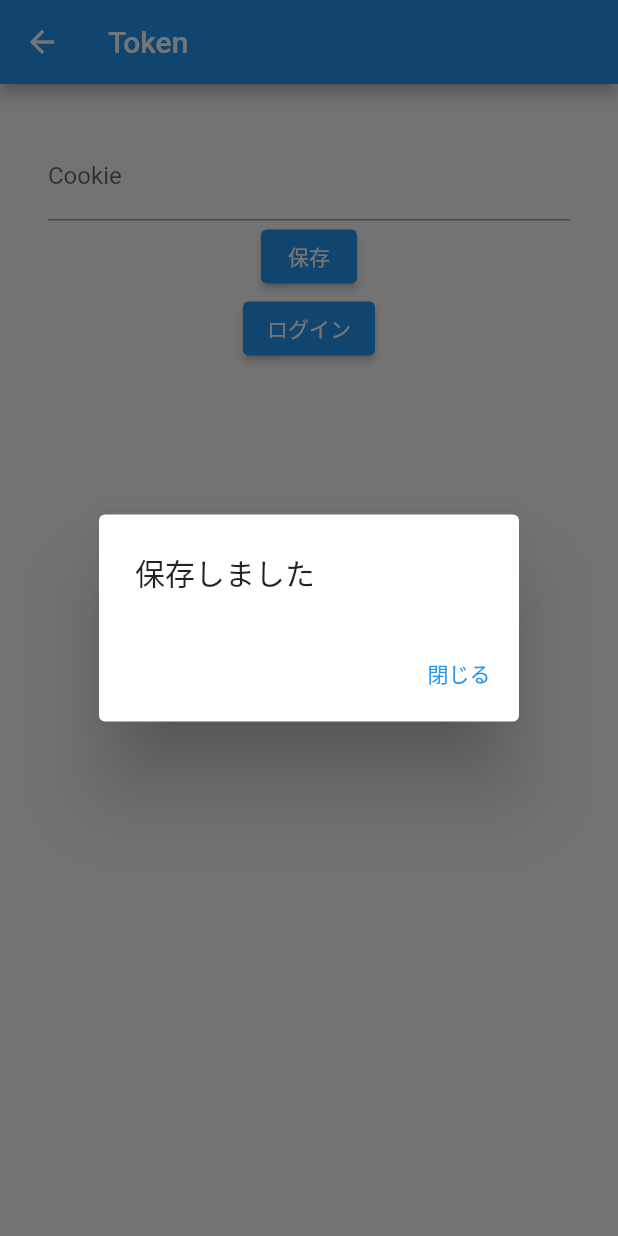
After one commit to fa0311/vrc_manager, a Flutter app: the VRChatMobileTokenSetting screen opened directly, after a tap on "保存", on a phone screen of 412 x 824 dp. The commit adds this screen. Run offline on Flutter 3.47's test engine with Material 2 defaults, Android fonts, the phone set to English and light mode, and no system bars; our stand-ins replace flutter_secure_storage, package_info_plus; accounts and stored records are empty.

Commit message:
add token setting

```diff
--- /dev/null
+++ b/lib/scenes/setting/token.dart
@@ -0,0 +1,96 @@
+import 'package:flutter/material.dart';
+import 'package:vrchat_mobile_client/api/main.dart';
+import 'package:vrchat_mobile_client/assets/storage.dart';
+
+class VRChatMobileTokenSetting extends StatefulWidget {
+  final bool offline;
+
+  const VRChatMobileTokenSetting({Key? key, this.offline = true}) : super(key: key);
+
+  @override
+  State<VRChatMobileTokenSetting> createState() => _TokenSettingPageState();
+}
+
+class _TokenSettingPageState extends State<VRChatMobileTokenSetting> {
+  TextEditingController _tokenController = TextEditingController();
+
+  _TokenSettingPageState() {
+    getLoginSession("LoginSession").then((cookie) {
+      setState(() {
+        _tokenController = TextEditingController(text: cookie);
+      });
+    });
+  }
+  @override
+  Widget build(BuildContext context) {
+    return Scaffold(
+        appBar: AppBar(
+          title: const Text('Token'),
+        ),
+        body: Padding(
+            padding: const EdgeInsets.all(32.0),
+            child: Column(children: [
+              TextField(
+                controller: _tokenController,
+                maxLines: null,
+                decoration: const InputDecoration(labelText: 'Cookie'),
+              ),
+              ElevatedButton(
+                child: const Text('保存'),
+                onPressed: () {
+                  setLoginSession("LoginSession", _tokenController.text).then((response) {
+                    showDialog(
+                        context: context,
+                        builder: (_) {
+                          return AlertDialog(
+                            title: const Text("保存しました"),
+                            actions: <Widget>[
+                              TextButton(
+                                child: const Text("閉じる"),
+                                onPressed: () => Navigator.pop(context),
+                              ),
+                            ],
+                          );
+                        });
+                  });
+                },
+              ),
+              ElevatedButton(
+                child: const Text('ログイン'),
+                onPressed: () {
+                  VRChatAPI(cookie: _tokenController.text).user().then((response) {
+                    if (response.containsKey("id")) {
+                      showDialog(
+                          context: context,
+                          builder: (_) {
+                            return AlertDialog(
+                              title: const Text("成功しました"),
+                              actions: <Widget>[
+                                TextButton(
+                                  child: const Text("閉じる"),
+                                  onPressed: () => Navigator.pop(context),
+                                ),
+                              ],
+                            );
+                          });
+                    } else {
+                      showDialog(
+                          context: context,
+                          builder: (_) {
+                            return AlertDialog(
+                              title: const Text("失敗しました"),
+                              actions: <Widget>[
+                                TextButton(
+                                  child: const Text("閉じる"),
+                                  onPressed: () => Navigator.pop(context),
+                                ),
+                              ],
+                            );
+                          });
+                    }
+                  });
+                },
+              ),
+            ])));
+  }
+}
```
Also changed, not shown: lib/scenes/settings.dart (+11 -0 lines).
